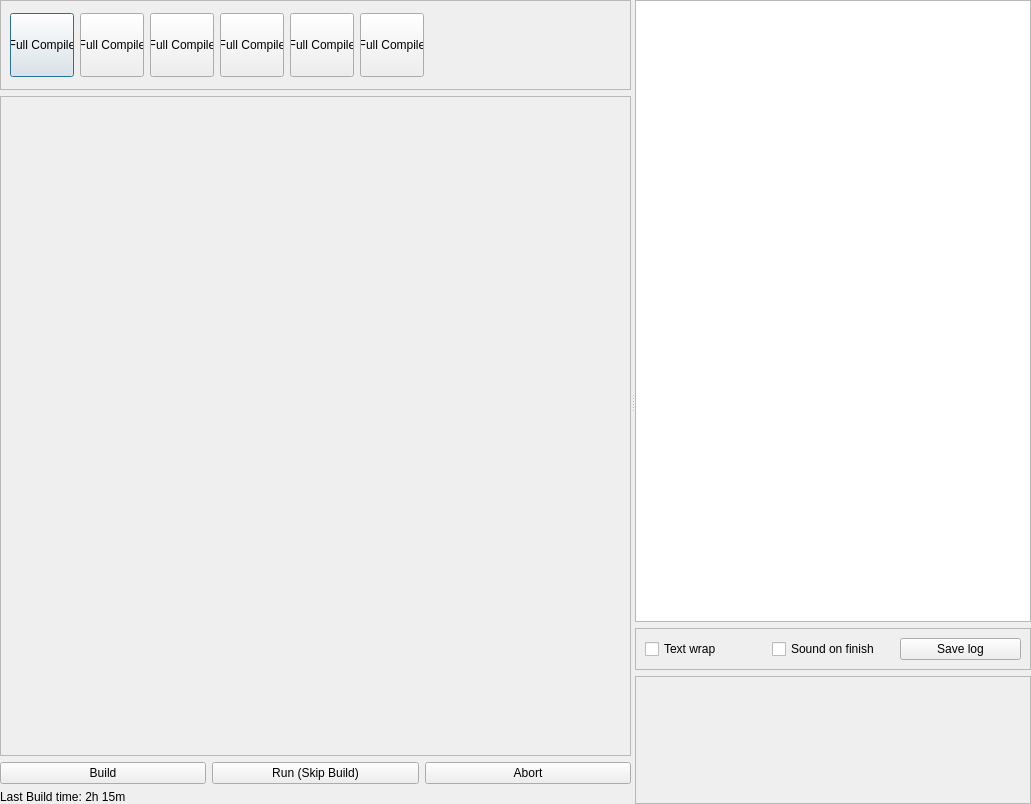
This is src/forms/mapbuilder/main.ui in dertwist/Hammer5Tools as Qt 5 draws it before an edit. The edited form follows.
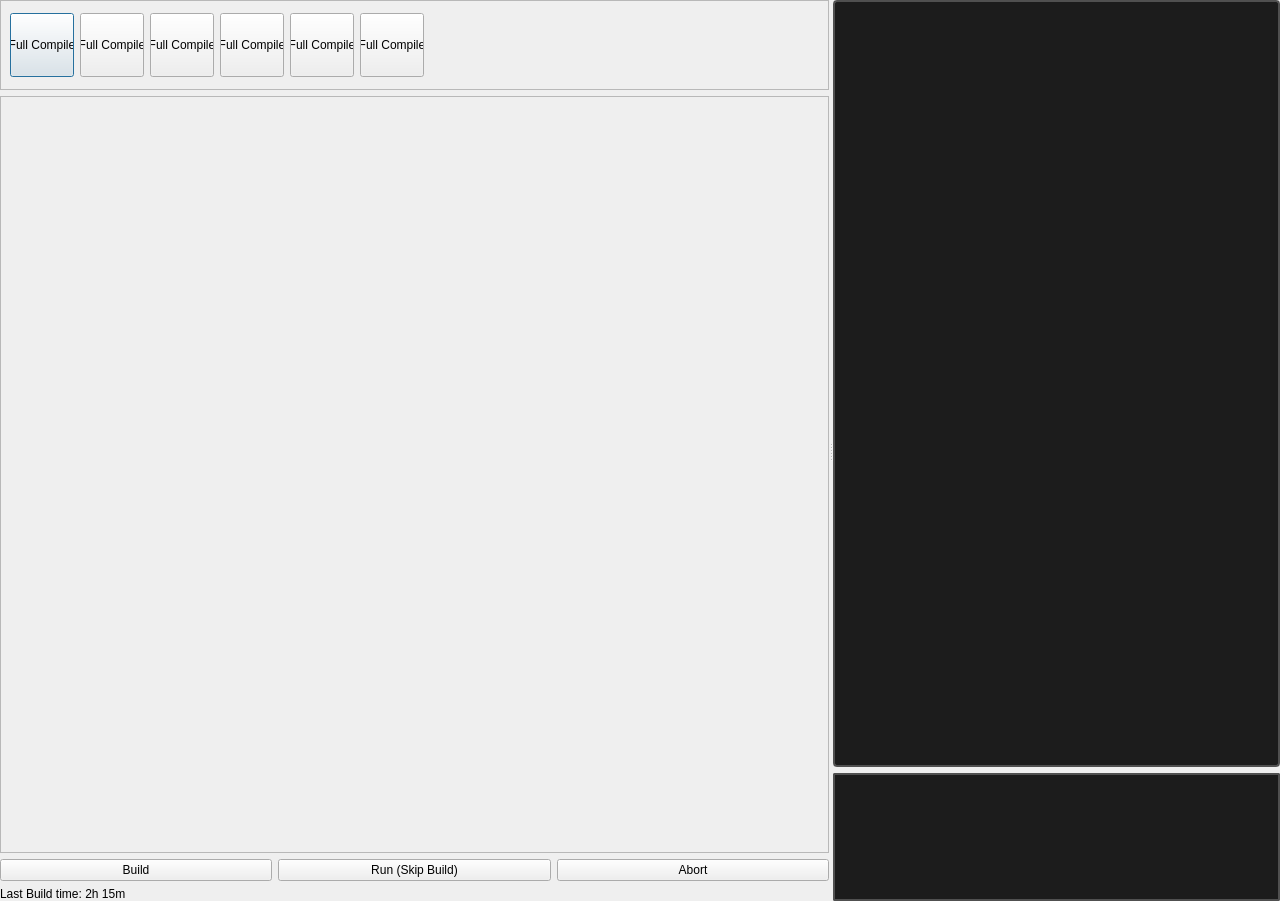
This is the edited form. Icons and pictures are not drawn.

Commit message: feat:mapbuilder:replace QListWidget with QTextBrowser in output panel and improve log formatting

Patch:
```diff
--- a/src/forms/mapbuilder/main.ui
+++ b/src/forms/mapbuilder/main.ui
@@ -6,8 +6,8 @@
    <rect>
     <x>0</x>
     <y>0</y>
-    <width>1031</width>
-    <height>804</height>
+    <width>1280</width>
+    <height>901</height>
    </rect>
   </property>
   <property name="minimumSize">
@@ -71,7 +71,7 @@
            <rect>
             <x>0</x>
             <y>0</y>
-            <width>633</width>
+            <width>826</width>
             <height>88</height>
            </rect>
           </property>
@@ -379,8 +379,8 @@
            <rect>
             <x>0</x>
             <y>0</y>
-            <width>633</width>
-            <height>650</height>
+            <width>826</width>
+            <height>747</height>
            </rect>
           </property>
           <layout class="QVBoxLayout" name="verticalLayout">
@@ -451,39 +451,59 @@
      <widget class="QWidget" name="layoutWidget">
       <layout class="QVBoxLayout" name="verticalLayout_3">
        <item>
-        <widget class="QListWidget" name="output_list_widget"/>
-       </item>
-       <item>
-        <widget class="QFrame" name="frame">
-         <property name="frameShape">
-          <enum>QFrame::Shape::StyledPanel</enum>
+        <widget class="QTextBrowser" name="output_list_widget">
+         <property name="styleSheet">
+          <string notr="true">QTextBrowser{
+
+    font: 700 10pt &quot;Segoe UI&quot;;
+    border: 2px solid black;
+    border-radius: 2px;
+    border-color: rgba(80, 80, 80, 255);
+    height:18px;
+    padding: 4px;
+    padding-left: 6px;
+    padding-right: 6px;
+    color: #E3E3E3;
+    background-color: #1C1C1C;
+}
+
+
+
+QTextBrowser{
+
+    font: 580 10pt &quot;Segoe UI&quot;;
+    border: 2px solid black;
+    border-radius: 4px;
+    border-color: rgba(80, 80, 80, 255);
+    height:18px;
+    padding: 4px;
+    padding-left: 6px;
+    padding-right: 6px;
+    color: #E3E3E3;
+    background-color: #1C1C1C;
+}
+
+QTextBrowser:hover {
+} 
+
+QTextBrowser:pressed {
+    background-color: red;
+    background-color: #1C1C1C;
+    margin: 1 px;
+    margin-left: 2px;
+    margin-right: 2px;
+
+}</string>
          </property>
-         <property name="frameShadow">
-          <enum>QFrame::Shadow::Raised</enum>
+         <property name="lineWrapMode">
+          <enum>QTextEdit::LineWrapMode::NoWrap</enum>
          </property>
-         <layout class="QHBoxLayout" name="horizontalLayout">
-          <item>
-           <widget class="QCheckBox" name="text_wrap">
-            <property name="text">
-             <string>Text wrap</string>
-            </property>
-           </widget>
-          </item>
-          <item>
-           <widget class="QCheckBox" name="sound_on_finish">
-            <property name="text">
-             <string>Sound on finish</string>
-            </property>
-           </widget>
-          </item>
-          <item>
-           <widget class="QPushButton" name="save_log_button">
-            <property name="text">
-             <string>Save log</string>
-            </property>
-           </widget>
-          </item>
-         </layout>
+         <property name="readOnly">
+          <bool>true</bool>
+         </property>
+         <property name="openExternalLinks">
+          <bool>false</bool>
+         </property>
         </widget>
        </item>
        <item>
@@ -500,6 +520,43 @@
            <height>128</height>
           </size>
          </property>
+         <property name="styleSheet">
+          <string notr="true">QFrame#system_monitor{
+
+    font: 700 10pt &quot;Segoe UI&quot;;
+    border: 2px solid black;
+    border-radius: 2px;
+    border-color: rgba(80, 80, 80, 255);
+    height:18px;
+    color: #E3E3E3;
+    background-color: #1C1C1C;
+}
+
+
+
+QFram#system_monitore{
+
+    font: 580 10pt &quot;Segoe UI&quot;;
+    border: 2px solid black;
+    border-radius: 4px;
+    border-color: rgba(80, 80, 80, 255);
+    height:18px;
+    color: #E3E3E3;
+    background-color: #1C1C1C;
+}
+
+QFrame#system_monitor:hover {
+} 
+
+QFrame#system_monitor:pressed {
+    background-color: red;
+    background-color: #1C1C1C;
+    margin: 1 px;
+    margin-left: 2px;
+    margin-right: 2px;
+
+}</string>
+         </property>
          <property name="frameShape">
           <enum>QFrame::Shape::StyledPanel</enum>
          </property>
```
The commit also changes 6 other files.
